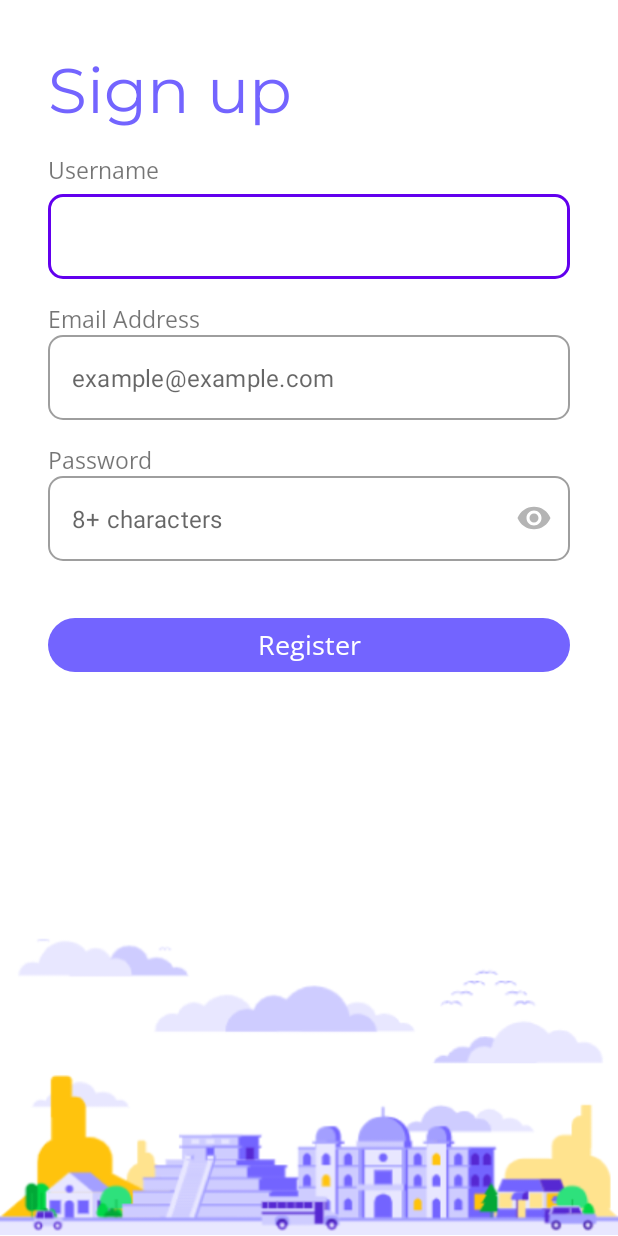
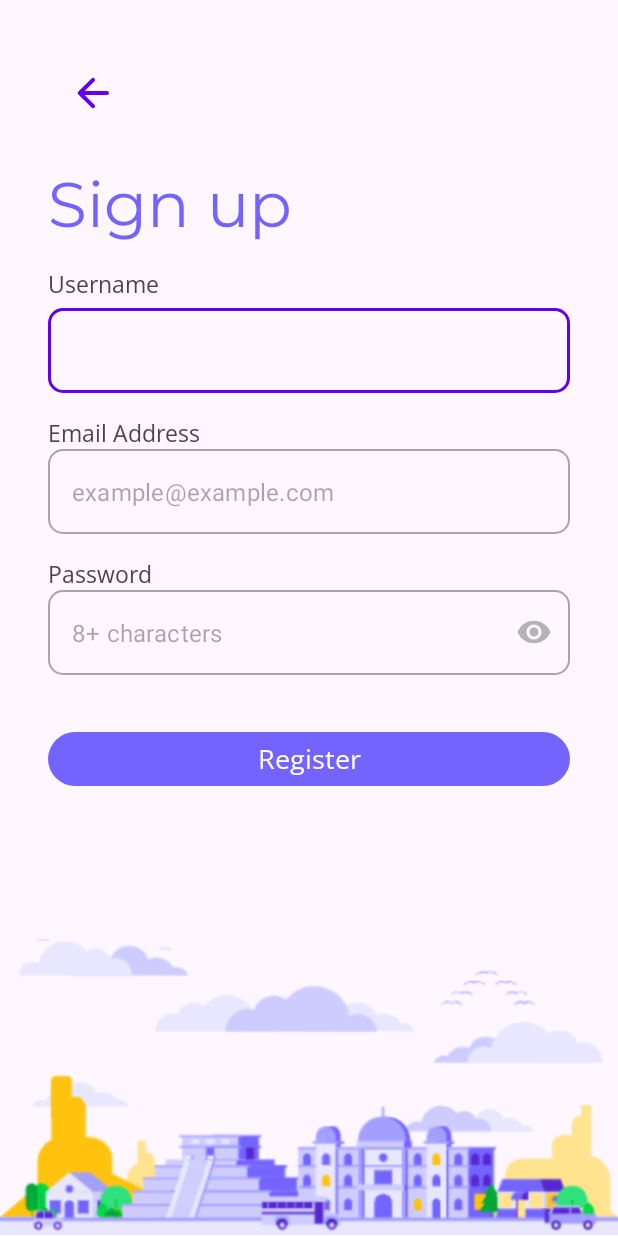
Before and after one commit to Pazarama-Android-Kotlin-Bootcamp/week-2-assignment-erdemklync, an Android app: the screen it shows after launch (SignUpActivity), after a tap on "Sign up", on a phone screen of 412 x 824 dp. Run offline under Robolectric (Android 15) with nearby library versions, the phone set to English and light mode, and no system bars; 2 other taps on this screen came first.

Commit message:
Add back button

```diff
--- a/app/build.gradle
+++ b/app/build.gradle
@@ -5,12 +5,12 @@ plugins {
 
 android {
     namespace 'com.ekalyoncu.secondweek'
-    compileSdk 32
+    compileSdk 33
 
     defaultConfig {
         applicationId "com.ekalyoncu.secondweek"
         minSdk 21
-        targetSdk 32
+        targetSdk 33
         versionCode 1
         versionName "1.0"
 
@@ -34,10 +34,10 @@ android {
 
 dependencies {
 
-    implementation 'androidx.core:core-ktx:1.7.0'
+    implementation 'androidx.core:core-ktx:1.9.0'
     implementation 'androidx.appcompat:appcompat:1.5.1'
     implementation 'com.google.android.material:material:1.6.1'
-    implementation 'androidx.constraintlayout:constraintlayout:2.1.3'
+    implementation 'androidx.constraintlayout:constraintlayout:2.1.4'
     testImplementation 'junit:junit:4.13.2'
     androidTestImplementation 'androidx.test.ext:junit:1.1.3'
     androidTestImplementation 'androidx.test.espresso:espresso-core:3.4.0'
--- a/app/src/main/java/com/ekalyoncu/secondweek/LoginActivity.kt
+++ b/app/src/main/java/com/ekalyoncu/secondweek/LoginActivity.kt
@@ -44,17 +44,19 @@ class LoginActivity : AppCompatActivity() {
                 override fun beforeTextChanged(p0: CharSequence?, p1: Int, p2: Int, p3: Int) {}
                 override fun onTextChanged(p0: CharSequence?, p1: Int, p2: Int, p3: Int) {}
                 override fun afterTextChanged(editable: Editable?) {
+                    // Her girilen karakterde değişkenin değerini günceller.
                     password = editable.toString()
                 }
             }
         )
 
         buttonSignUp.setOnClickListener {
-            val intent = Intent(this, SignUpActivity::class.java)
-            startActivity(intent)
+            val intent = Intent(this, SignUpActivity::class.java) // Sonraki Activity için intent oluşturur.
+            startActivity(intent) // Intenti çağırır.
         }
 
         buttonLogin.setOnClickListener {
+            // Login düğmesine tıklayınca ekranda Toast message gösterir.
             Toast.makeText(this, "Email: $email, Password: $password", Toast.LENGTH_LONG).show()
         }
 
--- a/app/src/main/java/com/ekalyoncu/secondweek/SignUpActivity.kt
+++ b/app/src/main/java/com/ekalyoncu/secondweek/SignUpActivity.kt
@@ -1,13 +1,22 @@
 package com.ekalyoncu.secondweek
 
 import android.os.Bundle
-import android.os.PersistableBundle
+import android.widget.Button
+import android.widget.ImageView
 import androidx.appcompat.app.AppCompatActivity
 
 class SignUpActivity : AppCompatActivity(){
 
+    private lateinit var buttonBack : Button
+
     override fun onCreate(savedInstanceState: Bundle?) {
         super.onCreate(savedInstanceState)
         setContentView(R.layout.activity_sign_up)
+
+        buttonBack = findViewById(R.id.sign_up_button_back)
+
+        buttonBack.setOnClickListener {
+            finish() // Activity'i sonlandırır.
+        }
     }
 }
--- /dev/null
+++ b/app/src/main/res/drawable/ic_back.xml
@@ -0,0 +1,5 @@
+<vector android:autoMirrored="true" android:height="24dp"
+    android:tint="#000000" android:viewportHeight="24"
+    android:viewportWidth="24" android:width="24dp" xmlns:android="http://schemas.android.com/apk/res/android">
+    <path android:fillColor="@android:color/white" android:pathData="M19,11H7.83l4.88,-4.88c0.39,-0.39 0.39,-1.03 0,-1.42 -0.39,-0.39 -1.02,-0.39 -1.41,0l-6.59,6.59c-0.39,0.39 -0.39,1.02 0,1.41l6.59,6.59c0.39,0.39 1.02,0.39 1.41,0 0.39,-0.39 0.39,-1.02 0,-1.41L7.83,13H19c0.55,0 1,-0.45 1,-1s-0.45,-1 -1,-1z"/>
+</vector>
--- a/app/src/main/res/layout/activity_login.xml
+++ b/app/src/main/res/layout/activity_login.xml
@@ -66,7 +66,7 @@
         android:layout_height="wrap_content"
         android:layout_marginTop="16dp"
 
-        android:text="@string/login_text_email_title"
+        android:text="@string/login_text_email"
         android:textSize="15sp"
         android:fontFamily="@font/open_sans_regular"
 
@@ -97,7 +97,7 @@
         android:layout_height="wrap_content"
         android:layout_marginTop="16dp"
 
-        android:text="@string/login_text_password_title"
+        android:text="@string/login_text_password"
         android:textSize="15sp"
         android:fontFamily="@font/open_sans_regular"
 
--- a/app/src/main/res/layout/activity_sign_up.xml
+++ b/app/src/main/res/layout/activity_sign_up.xml
@@ -9,17 +9,32 @@
         android:layout_width="match_parent"
         android:layout_height="match_parent"
         android:padding="32dp">
+
+        <Button
+            android:id="@+id/sign_up_button_back"
+            android:layout_width="wrap_content"
+            android:layout_height="wrap_content"
+            app:icon="@drawable/ic_back"
+            app:iconSize="32dp"
+
+            style="@style/Widget.Material3.Button.IconButton"
+
+            app:layout_constraintTop_toTopOf="parent"
+            app:layout_constraintStart_toStartOf="parent"
+            />
+
         <TextView
             android:id="@+id/sign_up_text_title"
             android:layout_width="wrap_content"
             android:layout_height="wrap_content"
+            android:layout_marginTop="16dp"
 
             android:text="@string/sign_up_text_title"
             android:textSize="42sp"
             android:fontFamily="@font/montserrat_regular"
             android:textColor="@color/purple"
 
-            app:layout_constraintTop_toTopOf="parent"
+            app:layout_constraintTop_toBottomOf="@id/sign_up_button_back"
             app:layout_constraintStart_toStartOf="parent"
             />
 
@@ -59,7 +74,7 @@
             android:layout_height="wrap_content"
             android:layout_marginTop="16dp"
 
-            android:text="@string/sign_up_text_email_title"
+            android:text="@string/sign_up_text_email"
             android:textSize="15sp"
             android:fontFamily="@font/open_sans_regular"
 
@@ -80,7 +95,7 @@
                 android:layout_width="match_parent"
                 android:layout_height="match_parent"
                 android:inputType="textEmailAddress"
-                android:hint="@string/sign_up_text_input_email_hint"
+                android:hint="@string/sign_up_hint_input_email"
                 />
 
         </com.google.android.material.textfield.TextInputLayout>
@@ -112,7 +127,7 @@
             <com.google.android.material.textfield.TextInputEditText
                 android:layout_width="match_parent"
                 android:layout_height="match_parent"
-                android:hint="@string/sign_up_text_input_password_hint"
+                android:hint="@string/sign_up_hint_input_password"
                 android:inputType="textPassword"
                 />
 
@@ -123,7 +138,7 @@
             android:layout_width="match_parent"
             android:layout_height="wrap_content"
             android:layout_marginTop="32dp"
-            android:text="@string/sign_up_button_register_text"
+            android:text="@string/sign_up_button_register"
             style="@style/AppButton.Filled"
 
             app:layout_constraintTop_toBottomOf="@id/sign_up_text_input_password"
--- a/app/src/main/res/values-night/themes.xml
+++ b/app/src/main/res/values-night/themes.xml
@@ -1,5 +1,5 @@
 <resources xmlns:tools="http://schemas.android.com/tools">
-    <style name="Theme.SecondWeek" parent="Theme.MaterialComponents.DayNight.NoActionBar">
+    <style name="Theme.SecondWeek" parent="Theme.Material3.DayNight.NoActionBar">
 
         <item name="colorPrimary">@color/purple_200</item>
         <item name="colorPrimaryVariant">@color/purple_700</item>
--- a/app/src/main/res/values/strings.xml
+++ b/app/src/main/res/values/strings.xml
@@ -1,18 +1,23 @@
 <?xml version="1.0" encoding="utf-8"?>
 <resources>
+    <!-- Base Strings -->
     <string name="app_name">SecondWeek</string>
+
+    <!-- Login Screen Strings -->
     <string name="login_text_welcome">Welcome to \n <b>Bauuss</b></string>
     <string name="login_text_login_title">Log in</string>
-    <string name="login_text_email_title">Email Address</string>
-    <string name="login_text_password_title">Password</string>
+    <string name="login_text_email">Email Address</string>
+    <string name="login_text_password">Password</string>
     <string name="login_button_login">Log in</string>
     <string name="login_button_sign_up">Sign up</string>
     <string name="login_text_forgot_password">Forgot password?</string>
+
+    <!-- SignUp Screen Strings -->
     <string name="sign_up_text_title">Sign up</string>
     <string name="sign_up_text_username">Username</string>
-    <string name="sign_up_text_email_title">Email Address</string>
-    <string name="sign_up_text_input_email_hint">example@example.com</string>
+    <string name="sign_up_text_email">Email Address</string>
     <string name="sign_up_text_password">Password</string>
-    <string name="sign_up_text_input_password_hint">8+ characters</string>
-    <string name="sign_up_button_register_text">Register</string>
+    <string name="sign_up_hint_input_email">example@example.com</string>
+    <string name="sign_up_hint_input_password">8+ characters</string>
+    <string name="sign_up_button_register">Register</string>
 </resources>
--- a/app/src/main/res/values/themes.xml
+++ b/app/src/main/res/values/themes.xml
@@ -1,5 +1,5 @@
 <resources xmlns:tools="http://schemas.android.com/tools">
-    <style name="Theme.SecondWeek" parent="Theme.MaterialComponents.DayNight.NoActionBar">
+    <style name="Theme.SecondWeek" parent="Theme.Material3.DayNight.NoActionBar">
 
         <item name="colorPrimary">@color/purple_500</item>
         <item name="colorPrimaryVariant">@color/purple_700</item>
```
